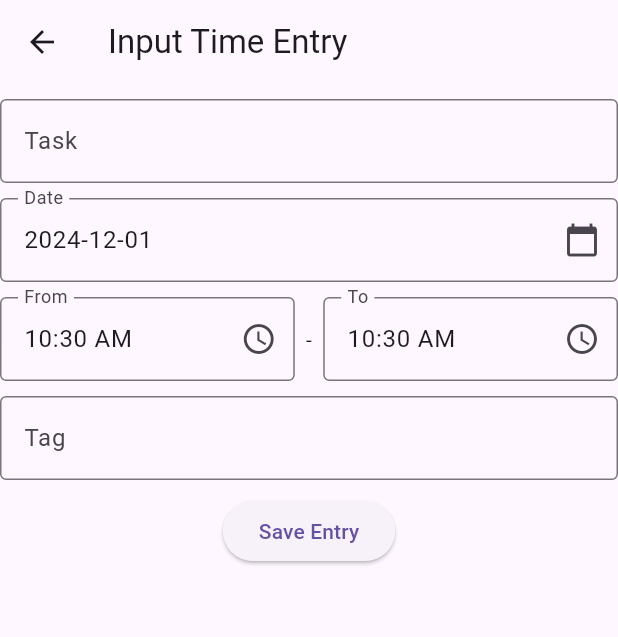
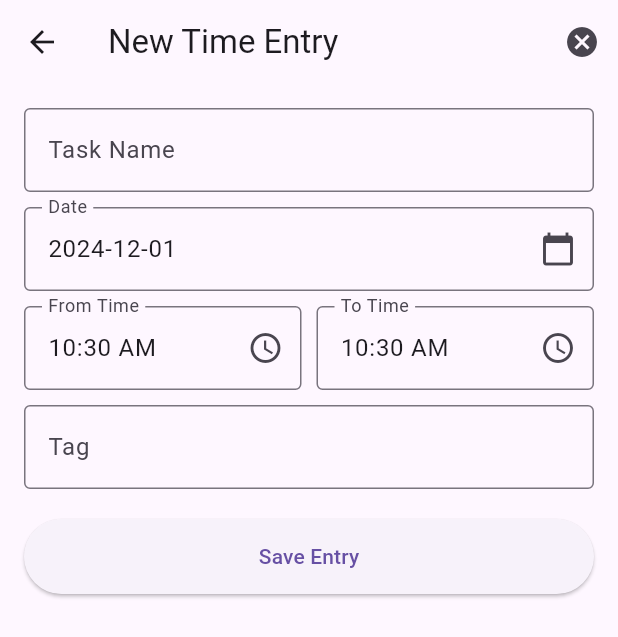
Before and after one commit to kaleabtesfaye01/task_management_app, a Flutter app: the TimeEntryCard widget shown alone on an empty page, opened directly with empty values, after a tap on "Edit", on a phone screen of 412 x 824 dp. Shown: the top 637 px of the screen. Run offline on Flutter 3.47's test engine with Material 3 defaults, Android fonts, the phone set to English and light mode, and no system bars; our stand-ins replace cloud_firestore, firebase_core; accounts and stored records are empty.

Commit message:
validate input values and update UI

```diff
--- a/lib/ui/entry_input_page.dart
+++ b/lib/ui/entry_input_page.dart
@@ -12,68 +12,75 @@ class EntryInputPage extends StatelessWidget {
   Widget build(BuildContext context) {
     return ChangeNotifierProvider(
       create: (_) => EntryInputViewModel()..initialize(entry, context),
-      builder: (context, child) => Scaffold(
-        appBar: AppBar(title: const Text('Input Time Entry')),
+      builder: (context, child) =>  Scaffold(
+        appBar: AppBar(
+          title: const Text('New Time Entry'),
+          actions: [
+            IconButton(
+              icon: const Icon(Icons.cancel),
+              onPressed: () => Navigator.pop(context),
+              tooltip: 'Cancel',
+            ),
+          ],
+        ),
         body: SafeArea(
           child: Consumer<EntryInputViewModel>(
             builder: (context, viewModel, _) {
-              return Column(
-                children: <Widget>[
-                  const SizedBox(height: 10),
+              return Padding(
+                padding: const EdgeInsets.all(16.0),
+                child: ListView(
+                  children: [
                     TextField(
+                      controller: viewModel.taskController,
                       decoration: const InputDecoration(
-                      labelText: 'Task',
+                        labelText: 'Task Name',
                         border: OutlineInputBorder(),
                       ),
-                    controller: viewModel.taskController,
                     ),
                     const SizedBox(height: 10),
                     GestureDetector(
                       onTap: () => viewModel.selectDate(context),
                       child: AbsorbPointer(
                         child: TextField(
+                          controller: viewModel.dateController,
                           decoration: const InputDecoration(
                             labelText: 'Date',
                             border: OutlineInputBorder(),
                             suffixIcon: Icon(Icons.calendar_today),
                           ),
-                        controller: viewModel.dateController,
-                        readOnly: true,
                         ),
                       ),
                     ),
                     const SizedBox(height: 10),
                     Row(
-                    children: <Widget>[
+                      children: [
                         Expanded(
                           child: GestureDetector(
                             onTap: () => viewModel.selectFromTime(context),
                             child: AbsorbPointer(
                               child: TextField(
+                                controller: viewModel.fromTimeController,
                                 decoration: const InputDecoration(
-                                labelText: 'From',
+                                  labelText: 'From Time',
                                   border: OutlineInputBorder(),
                                   suffixIcon: Icon(Icons.access_time),
-                              ),
-                              controller: viewModel.fromTimeController,
-                              readOnly: true,
                                 ),
                               ),
                             ),
                           ),
-                      const Text('  -  '),
+                        ),
+                        const SizedBox(width: 10),
                         Expanded(
                           child: GestureDetector(
                             onTap: () => viewModel.selectToTime(context),
                             child: AbsorbPointer(
                               child: TextField(
+                                controller: viewModel.toTimeController,
                                 decoration: const InputDecoration(
-                                labelText: 'To',
+                                  labelText: 'To Time',
                                   border: OutlineInputBorder(),
                                   suffixIcon: Icon(Icons.access_time),
                                 ),
-                              controller: viewModel.toTimeController,
-                              readOnly: true,
                               ),
                             ),
                           ),
@@ -82,18 +89,22 @@ class EntryInputPage extends StatelessWidget {
                     ),
                     const SizedBox(height: 10),
                     TextField(
+                      controller: viewModel.tagController,
                       decoration: const InputDecoration(
                         labelText: 'Tag',
                         border: OutlineInputBorder(),
                       ),
-                    controller: viewModel.tagController,
                     ),
-                  const SizedBox(height: 10),
+                    const SizedBox(height: 20),
                     ElevatedButton(
-                    onPressed: () => viewModel.saveEntry(context, entry),
+                      onPressed: () => viewModel.saveEntry(context),
+                      style: ElevatedButton.styleFrom(
+                        padding: const EdgeInsets.symmetric(vertical: 15),
+                      ),
                       child: const Text('Save Entry'),
                     ),
                   ],
+                ),
               );
             },
           ),
--- a/lib/ui/time_entry_card.dart
+++ b/lib/ui/time_entry_card.dart
@@ -1,5 +1,6 @@
 import 'package:flutter/material.dart';
 import 'package:provider/provider.dart';
+import 'package:intl/intl.dart';
 import 'package:task_management_app/model/time_entry.dart';
 import 'package:task_management_app/ui/entry_input_page.dart';
 import 'package:task_management_app/util/time_entry_card_view_model.dart';
@@ -20,16 +21,58 @@ class TimeEntryCard extends StatelessWidget {
   Widget build(BuildContext context) {
     return ChangeNotifierProvider(
       create: (_) => TimeEntryCardViewModel(),
-      builder: (context, child) => Card(
+      builder: (context, child) =>  Card(
+        elevation: 4,
+        margin: const EdgeInsets.symmetric(vertical: 8, horizontal: 12),
+        shape: RoundedRectangleBorder(
+          borderRadius: BorderRadius.circular(12),
+        ),
+        child: Padding(
+          padding: const EdgeInsets.all(16),
           child: Column(
             crossAxisAlignment: CrossAxisAlignment.start,
             children: [
-            Text('Task: ${entry.task}'),
-            Text('Tag: ${entry.tag}'),
-            Text('Date: ${entry.date}'),
+              // Task Name
+              Text(
+                entry.task,
+                style: const TextStyle(
+                  fontSize: 18,
+                  fontWeight: FontWeight.bold,
+                ),
+              ),
+              const SizedBox(height: 8),
+
+              // Tag and Date Information
               Row(
-              children: <Widget>[
-                TextButton(
+                mainAxisAlignment: MainAxisAlignment.spaceBetween,
+                children: [
+                  Text(
+                    'Tag: ${entry.tag}',
+                    style: const TextStyle(fontSize: 14, color: Colors.grey),
+                  ),
+                  Text(
+                    DateFormat.yMMMd().format(entry.date),
+                    style: const TextStyle(fontSize: 14, color: Colors.grey),
+                  ),
+                ],
+              ),
+              const SizedBox(height: 8),
+
+              // Time Range
+              Text(
+                'From: ${DateFormat.jm().format(entry.from)} - To: ${DateFormat.jm().format(entry.to)}',
+                style: const TextStyle(
+                  fontSize: 14,
+                  color: Colors.black87,
+                ),
+              ),
+              const SizedBox(height: 16),
+
+              // Action Buttons
+              Row(
+                mainAxisAlignment: MainAxisAlignment.end,
+                children: [
+                  TextButton.icon(
                     onPressed: () async {
                       await Navigator.push(
                         context,
@@ -39,13 +82,17 @@ class TimeEntryCard extends StatelessWidget {
                       );
                       onEdit();
                     },
-                  child: const Text('Edit'),
+                    icon: const Icon(Icons.edit, color: Colors.blue),
+                    label: const Text('Edit'),
                   ),
+                  const SizedBox(width: 10),
                   Consumer<TimeEntryCardViewModel>(
-                  builder: (context, viewModel, _) => TextButton(
-                    onPressed: () =>
-                        viewModel.deleteEntry(context, entry, onDelete),
-                    child: const Text('Delete'),
+                    builder: (context, viewModel, _) => TextButton.icon(
+                      onPressed: () async {
+                        await viewModel.deleteEntry(context, entry, onDelete);
+                      },
+                      icon: const Icon(Icons.delete, color: Colors.red),
+                      label: const Text('Delete'),
                     ),
                   ),
                 ],
@@ -53,6 +100,7 @@ class TimeEntryCard extends StatelessWidget {
             ],
           ),
         ),
+      ),
     );
   }
 }
--- a/lib/util/entry_input_view_model.dart
+++ b/lib/util/entry_input_view_model.dart
@@ -1,16 +1,19 @@
 import 'package:flutter/material.dart';
-import 'package:intl/intl.dart';
 import 'package:task_management_app/data/repository.dart';
 import 'package:task_management_app/model/time_entry.dart';
 
 class EntryInputViewModel extends ChangeNotifier {
-  final _repository = Repository();
+  final Repository _repository = Repository();
 
-  final _taskController = TextEditingController();
-  final _tagController = TextEditingController();
-  final _dateController = TextEditingController();
-  final _fromTimeController = TextEditingController();
-  final _toTimeController = TextEditingController();
+  final TextEditingController _taskController = TextEditingController();
+  final TextEditingController _tagController = TextEditingController();
+  final TextEditingController _dateController = TextEditingController();
+  final TextEditingController _fromTimeController = TextEditingController();
+  final TextEditingController _toTimeController = TextEditingController();
+
+  DateTime? _date;
+  TimeOfDay? _fromTime;
+  TimeOfDay? _toTime;
 
   TextEditingController get taskController => _taskController;
   TextEditingController get tagController => _tagController;
@@ -18,9 +21,7 @@ class EntryInputViewModel extends ChangeNotifier {
   TextEditingController get fromTimeController => _fromTimeController;
   TextEditingController get toTimeController => _toTimeController;
 
-  TimeOfDay? _fromTime;
-  TimeOfDay? _toTime;
-  DateTime? _date;
+  TimeEntry? _editEntry;
 
   void initialize(TimeEntry? entry, BuildContext context) {
     if (entry != null) {
@@ -30,9 +31,13 @@ class EntryInputViewModel extends ChangeNotifier {
 
       _taskController.text = entry.task;
       _tagController.text = entry.tag;
-      _dateController.text = DateFormat('yyyy-MM-dd').format(_date!);
+      _dateController.text = entry.date.toIso8601String().split('T').first;
       _fromTimeController.text = _fromTime!.format(context);
       _toTimeController.text = _toTime!.format(context);
+      _editEntry = entry;
+    } else {
+      _date = DateTime.now();
+      _dateController.text = _date!.toIso8601String().split('T').first;
     }
   }
 
@@ -45,7 +50,7 @@ class EntryInputViewModel extends ChangeNotifier {
     );
     if (picked != null) {
       _date = picked;
-      _dateController.text = DateFormat('yyyy-MM-dd').format(picked);
+      _dateController.text = _date!.toIso8601String().split('T').first;
       notifyListeners();
     }
   }
@@ -74,14 +79,81 @@ class EntryInputViewModel extends ChangeNotifier {
     }
   }
 
-  Future<void> saveEntry(BuildContext context, TimeEntry? existingEntry) async {
-    if (_taskController.text.isEmpty ||
-        _tagController.text.isEmpty ||
-        _date == null ||
-        _fromTime == null ||
-        _toTime == null) {
+  String? validateInput() {
+    if (_taskController.text.isEmpty || _tagController.text.isEmpty) {
+      return 'Please fill in all fields.';
+    }
+    if (_fromTime == null || _toTime == null || _date == null) {
+      return 'Please select a valid date and time range.';
+    }
+    final fromDateTime = DateTime(
+      _date!.year,
+      _date!.month,
+      _date!.day,
+      _fromTime!.hour,
+      _fromTime!.minute,
+    );
+    final toDateTime = DateTime(
+      _date!.year,
+      _date!.month,
+      _date!.day,
+      _toTime!.hour,
+      _toTime!.minute,
+    );
+    if (fromDateTime.isAfter(toDateTime) ||
+        fromDateTime.isAtSameMomentAs(toDateTime)) {
+      return 'Start time must be earlier than end time.';
+    }
+    return null;
+  }
+
+  Future<bool> checkForOverlap() async {
+    List<TimeEntry> entries = [];
+    await _repository
+        .getEntries(null, null)
+        .then((response) => entries = response.entries!);
+    final fromDateTime = DateTime(
+      _date!.year,
+      _date!.month,
+      _date!.day,
+      _fromTime!.hour,
+      _fromTime!.minute,
+    );
+    final toDateTime = DateTime(
+      _date!.year,
+      _date!.month,
+      _date!.day,
+      _toTime!.hour,
+      _toTime!.minute,
+    );
+    for (final entry in entries) {
+      if (_editEntry != null && entry.id == _editEntry!.id) {
+        continue;
+      }
+      final entryStart = entry.from;
+      final entryEnd = entry.to;
+      if (fromDateTime.isBefore(entryEnd) && fromDateTime.isAfter(entryStart) ||
+          toDateTime.isBefore(entryEnd) && toDateTime.isAfter(entryStart) ||
+          fromDateTime.isAtSameMomentAs(entryStart) || toDateTime.isAtSameMomentAs(entryEnd)) {
+        return true;
+      }
+    }
+    return false;
+  }
+
+  Future<void> saveEntry(BuildContext context) async {
+    final validationError = validateInput();
+    if (validationError != null) {
       ScaffoldMessenger.of(context).showSnackBar(
-        const SnackBar(content: Text('Please fill all fields')),
+        SnackBar(content: Text(validationError)),
+      );
+      return;
+    }
+
+    if (await checkForOverlap() && context.mounted) {
+      ScaffoldMessenger.of(context).showSnackBar(
+        const SnackBar(
+            content: Text('The time overlaps with an existing entry.')),
       );
       return;
     }
@@ -93,7 +165,6 @@ class EntryInputViewModel extends ChangeNotifier {
       _fromTime!.hour,
       _fromTime!.minute,
     );
-
     final toDateTime = DateTime(
       _date!.year,
       _date!.month,
@@ -111,20 +182,22 @@ class EntryInputViewModel extends ChangeNotifier {
       to: toDateTime,
     );
 
-    final response = await _repository.saveEntry(entry, existingEntry);
+    final response = await _repository.saveEntry(entry, _editEntry);
     if (context.mounted) {
       if (response.success!) {
         ScaffoldMessenger.of(context).showSnackBar(
-          const SnackBar(content: Text('Entry saved successfully')),
+          const SnackBar(content: Text('Entry saved successfully!')),
         );
         Navigator.pop(context);
       } else {
         ScaffoldMessenger.of(context).showSnackBar(
-          const SnackBar(content: Text('Failed to save entry!')),
+          const SnackBar(content: Text('Failed to save entry.')),
         );
       }
     }
+  }
 
+  @override
   void dispose() {
     _taskController.dispose();
     _tagController.dispose();
@@ -134,4 +207,3 @@ class EntryInputViewModel extends ChangeNotifier {
     super.dispose();
   }
 }
-}
```
Also changed, not shown: lib/ui/query_input_page.dart (+71 -51 lines), lib/ui/query_result_page.dart (+26 -5 lines), lib/util/query_input_view_model.dart (+35 -10 lines), lib/util/query_result_view_model.dart (+12 -6 lines). Lines whose indentation alone changed are shown as unchanged.
